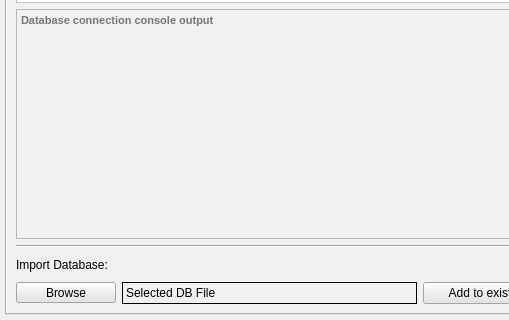
sargolin/ISRT-Insurgency-Sandstorm-RCON-TOOL-and-Mapchanger, file source_files/isrt_gui_v0.7.ui: the form before one commit; both pictures show x 0 to 509 and y 490 to 810 of the 745 by 810 pixel window.
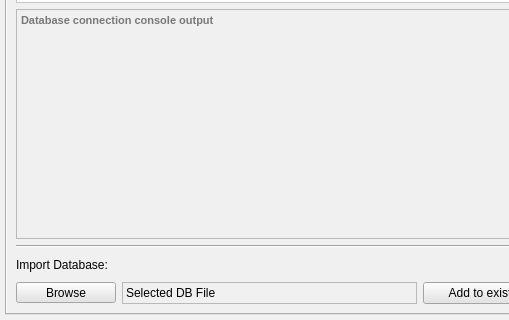
The form after the commit. The open tabs and pages were chosen to show the change. Icons and pictures are not drawn.

Patch:
```diff
--- a/source_files/isrt_gui_v0.7.ui
+++ b/source_files/isrt_gui_v0.7.ui
@@ -29,6 +29,11 @@
    <iconset resource="../res.qrc">
     <normaloff>:/img/img/isrt.ico</normaloff>:/img/img/isrt.ico</iconset>
   </property>
+  <property name="styleSheet">
+   <string notr="true">background-color: rgb(240, 240, 240);
+selection-color: rgb(0, 0, 0);
+selection-background-color: rgb(216, 216, 216);</string>
+  </property>
   <layout class="QVBoxLayout" name="verticalLayout_23">
    <property name="leftMargin">
     <number>5</number>
@@ -60,7 +65,7 @@
       </size>
      </property>
      <property name="styleSheet">
-      <string notr="true">background-color: rgb(240, 240, 240)</string>
+      <string notr="true"/>
      </property>
      <property name="tabPosition">
       <enum>QTabWidget::North</enum>
@@ -2208,7 +2213,10 @@
               </size>
              </property>
              <property name="frameShape">
-              <enum>QFrame::Box</enum>
+              <enum>QFrame::StyledPanel</enum>
+             </property>
+             <property name="frameShadow">
+              <enum>QFrame::Sunken</enum>
              </property>
              <property name="text">
               <string>Selected DB File</string>
```
Left out of the diff: 28 changed lines with no effect on the pictures.
